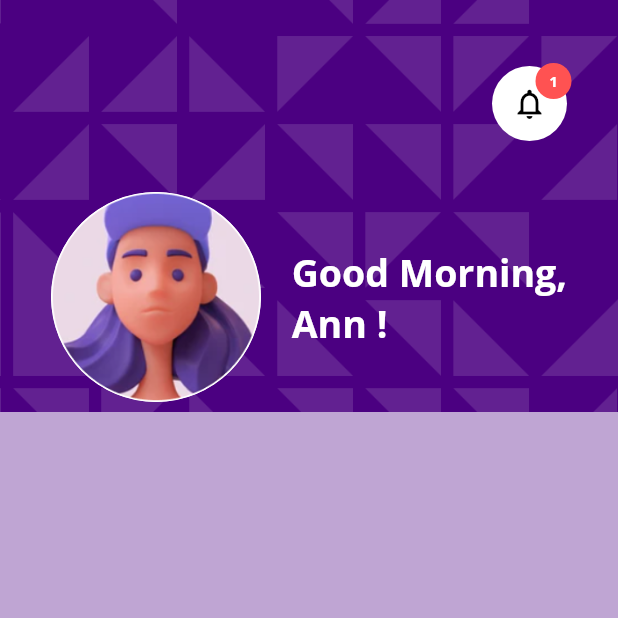
After one commit to aninarafath6/incom-app, a Flutter app: the HomeView screen opened by its route, on a phone screen of 412 x 824 dp, the top half of it. The commit adds this screen. Run offline on Flutter 3.47's test engine with Material 2 defaults, Android fonts, the phone set to English and light mode, and no system bars; our stand-ins replace flutter_svg, get, google_fonts.

Commit message:
home screen app bar

```diff
--- a/lib/constants/app_images.dart
+++ b/lib/constants/app_images.dart
@@ -13,11 +13,12 @@ class AppImages {
   static const String profileAppBar = 'assets/images/profileAppbar.png';
   static const String avatar = 'assets/images/avatar.png';
   static const String lineVector = 'assets/icons/Line 1.png';
-
+  static const String homeBanner = 'assets/images/home_banner.png';
   static const String upstox = 'assets/images/brokers/upstox.png';
   static const String paisa = 'assets/images/brokers/5paisa.png';
   static const String icic = 'assets/images/brokers/icici.png';
   static const String axis = 'assets/images/brokers/axis.png';
   static const String zerodha = 'assets/images/brokers/zerodha.png';
   static const String grow = 'assets/images/brokers/grow.png';
+  static const String userAvatar = 'assets/images/sample_user_avatar.png';
 }
--- a/lib/utils/routs.dart
+++ b/lib/utils/routs.dart
@@ -4,6 +4,7 @@ import 'package:incom/views/authentication_view/forgot_screen/forgot_screen.dart
 import 'package:incom/views/authentication_view/profile_setup_screen/profile_setup_screen.dart';
 import 'package:incom/views/authentication_view/reset_password/reset_password_screen.dart';
 import 'package:incom/views/authentication_view/verify_otp/verify_otp.dart';
+import 'package:incom/views/home_view/home_veiw.dart';
 import '../views/authentication_view/login_screen/login_screen.dart';
 import '../views/authentication_view/sign_up_screens/signup_screen.dart';
 import '../views/onboarding_view/onboarding_screen.dart';
@@ -26,6 +27,8 @@ class Routes {
       case ConnectWithBroker.routeName:
         return MaterialPageRoute(
             builder: (context) => const ConnectWithBroker());
+      case HomeView.routeName:
+        return MaterialPageRoute(builder: (context) => const HomeView());
       default:
         return MaterialPageRoute(builder: (context) => const OnboardingView());
     }
--- a/lib/views/authentication_view/connect_with_brocker/connect_with_broker.dart
+++ b/lib/views/authentication_view/connect_with_brocker/connect_with_broker.dart
@@ -8,6 +8,7 @@ import 'package:incom/controllers/connect_broker/connect_broker.dart';
 import 'package:incom/utils/dimension.dart';
 import 'package:incom/views/authentication_view/connect_with_brocker/broker_item.dart';
 import 'package:incom/views/authentication_view/widgets/sub_title.dart';
+import 'package:incom/views/home_view/home_veiw.dart';
 
 class ConnectWithBroker extends StatelessWidget {
   const ConnectWithBroker({Key? key}) : super(key: key);
@@ -43,11 +44,16 @@ class ConnectWithBroker extends StatelessWidget {
                 alignment: Alignment.centerRight,
                 child: Container(
                   margin: const EdgeInsets.only(right: 30),
-                  child: Text(
-                    'Skip >',
-                    style: GoogleFonts.openSans(
-                      fontSize: 15,
-                      color: AppColors.primaryColor,
+                  child: GestureDetector(
+                    onTap: () {
+                      Navigator.of(context).pushNamed(HomeView.routeName);
+                    },
+                    child: Text(
+                      'Skip >',
+                      style: GoogleFonts.openSans(
+                        fontSize: 15,
+                        color: AppColors.primaryColor,
+                      ),
                     ),
                   ),
                 ),
--- a/lib/views/authentication_view/login_screen/login_screen.dart
+++ b/lib/views/authentication_view/login_screen/login_screen.dart
@@ -7,6 +7,7 @@ import 'package:incom/views/authentication_view/login_screen/footer.dart';
 import 'package:incom/views/authentication_view/profile_setup_screen/profile_setup_screen.dart';
 import 'package:incom/views/authentication_view/widgets/headline.dart';
 import 'package:incom/views/authentication_view/widgets/sub_title.dart';
+import 'package:incom/views/home_view/home_veiw.dart';
 import 'package:incom/views/widgets/custom_button.dart';
 
 import '../widgets/input_box.dart';
@@ -71,8 +72,11 @@ class LoginScreen extends StatelessWidget {
                   const SizedBox(
                     height: 50,
                   ),
-                  const CustomButton(
+                  CustomButton(
                     label: 'Login',
+                    onTap: () {
+                      Navigator.of(context).pushNamed(HomeView.routeName);
+                    },
                   ),
                   const SizedBox(
                     height: 35,
--- /dev/null
+++ b/lib/views/home_view/appbar.dart
@@ -0,0 +1,107 @@
+import 'package:flutter/material.dart';
+import 'package:google_fonts/google_fonts.dart';
+import 'package:incom/constants/app_colors.dart';
+import 'package:incom/constants/app_images.dart';
+import 'package:incom/constants/app_sizes.dart';
+
+class HomeAppBar extends StatelessWidget {
+  const HomeAppBar({
+    Key? key,
+  }) : super(key: key);
+
+  @override
+  Widget build(BuildContext context) {
+    return Expanded(
+      child: Container(
+        decoration: const BoxDecoration(
+          color: AppColors.primaryColor,
+        ),
+        child: Stack(
+          children: [
+            Positioned(
+              top: 0,
+              left: 0,
+              right: 0,
+              bottom: 0,
+              child: Image.asset(
+                AppImages.homeBanner,
+                fit: BoxFit.cover,
+              ),
+            ),
+            Padding(
+              padding: const EdgeInsets.only(
+                top: AppSizes.defaultPaddings + 10,
+                left: AppSizes.defaultPaddings,
+                right: AppSizes.defaultPaddings,
+              ),
+              child: SizedBox(
+                width: double.infinity,
+                child: Column(
+                  children: [
+                    Align(
+                      alignment: Alignment.centerRight,
+                      child: Stack(
+                        clipBehavior: Clip.none,
+                        children: [
+                          const CircleAvatar(
+                            radius: 25,
+                            backgroundColor: Colors.white,
+                            child: Icon(
+                              Icons.notifications_outlined,
+                              color: Colors.black,
+                            ),
+                          ),
+                          Positioned(
+                            right: -3,
+                            top: -2,
+                            child: CircleAvatar(
+                              radius: 12,
+                              backgroundColor: Colors.redAccent,
+                              child: Text(
+                                '1',
+                                style: GoogleFonts.openSans(
+                                  color: Colors.white,
+                                  fontWeight: FontWeight.bold,
+                                  fontSize: 10,
+                                ),
+                              ),
+                            ),
+                          ),
+                        ],
+                      ),
+                    ),
+                    Padding(
+                      padding:
+                          const EdgeInsets.only(top: AppSizes.defaultPaddings),
+                      child: Row(
+                        mainAxisAlignment: MainAxisAlignment.spaceBetween,
+                        children: [
+                          const CircleAvatar(
+                            radius: 70,
+                            backgroundColor: Colors.white,
+                            backgroundImage: AssetImage(
+                              AppImages.userAvatar,
+                            ),
+                          ),
+                          // SizedBox(width: 20),
+                          Text(
+                            "Good Morning,\nAnn !",
+                            style: GoogleFonts.openSans(
+                              color: Colors.white,
+                              fontWeight: FontWeight.w700,
+                              fontSize: 25,
+                            ),
+                          )
+                        ],
+                      ),
+                    )
+                  ],
+                ),
+              ),
+            )
+          ],
+        ),
+      ),
+    );
+  }
+}
--- /dev/null
+++ b/lib/views/home_view/home_veiw.dart
@@ -0,0 +1,25 @@
+import 'package:flutter/material.dart';
+import 'package:incom/constants/app_colors.dart';
+import 'package:incom/views/home_view/appbar.dart';
+
+class HomeView extends StatelessWidget {
+  const HomeView({Key? key}) : super(key: key);
+  static const String routeName = '/homeScreen';
+
+  @override
+  Widget build(BuildContext context) {
+    return Scaffold(
+      body: Column(
+        children: [
+          const HomeAppBar(),
+          Expanded(
+            flex: 2,
+            child: Container(
+              color: AppColors.lightPrimaryColor,
+            ),
+          ),
+        ],
+      ),
+    );
+  }
+}
```
Also changed, not shown: assets/images/home_banner.png (added), assets/images/sample_user_avatar.png (added).
